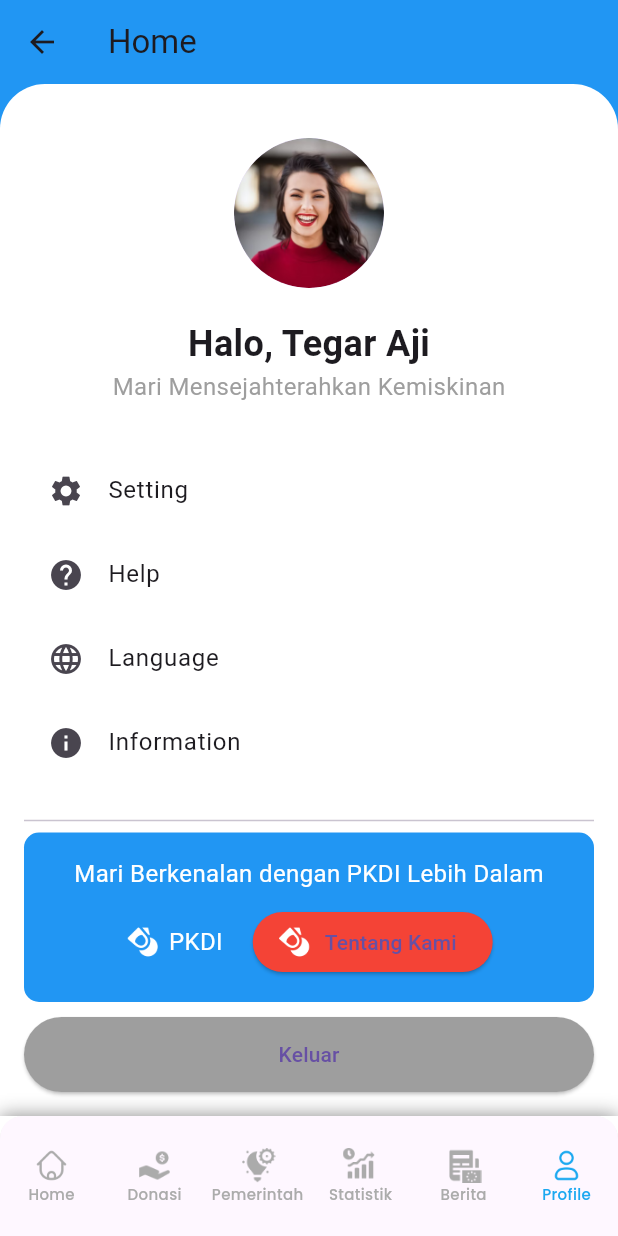
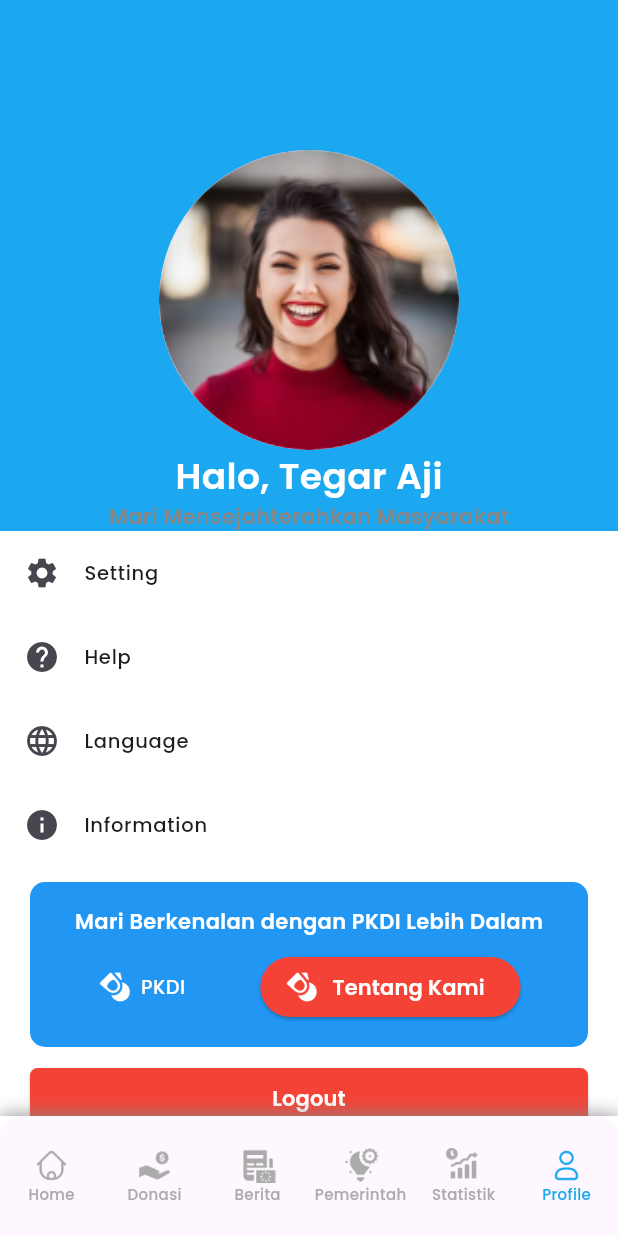
Before and after one commit to garrybad/project_ppb, a Flutter app: the MainPage screen opened by its route, item 6 of the bottom bar chosen, on a phone screen of 412 x 824 dp. Run offline on Flutter 3.47's test engine with Material 3 defaults, Android fonts, the phone set to English and light mode, and no system bars; our stand-ins replace bloc, carousel_slider, firebase_auth, firebase_core, flutter_bloc, google_fonts and 1 more; accounts and stored records are empty; network calls fail.

Commit message:
Detailing page

```diff
--- a/lib/ui/main_page.dart
+++ b/lib/ui/main_page.dart
@@ -21,13 +21,13 @@ class _MainPageState extends State<MainPage> {
   static List<Widget> pages = [
     HomeScreen(),
     DonasiPage(),
+    BeritaPage(),
     PemerintahPage(),
     StatistikPage(),
-    BeritaPage(),
     ProfilePage(),
   ];
 
-  void _onItemTapped(int index){
+  void _onItemTapped(int index) {
     setState(() {
       _selectedIndex = index;
     });
@@ -50,17 +50,10 @@ class _MainPageState extends State<MainPage> {
         // borderRadius: BorderRadius.vertical(
         //     top: Radius.circular(15)
         // ),
-        boxShadow: [
-          BoxShadow(
-              color: kGrey,
-              blurRadius: 10
-          )
-        ],
+        boxShadow: [BoxShadow(color: kGrey, blurRadius: 10)],
       ),
       child: ClipRRect(
-        borderRadius: BorderRadius.vertical(
-            top: Radius.circular(15)
-        ),
+        borderRadius: BorderRadius.vertical(top: Radius.circular(15)),
         child: BottomNavigationBar(
           type: BottomNavigationBarType.fixed,
           currentIndex: _selectedIndex,
@@ -70,12 +63,38 @@ class _MainPageState extends State<MainPage> {
           selectedItemColor: kBgBlue,
           unselectedItemColor: kDarkGray,
           items: [
-            BottomNavigationBarItem(icon: Image.asset('assets/icons/home.png', width: 24, color: _selectedIndex == 0 ? kBgBlue : kDarkGray,), label: 'Home'),
-            BottomNavigationBarItem(icon: Image.asset('assets/icons/donasi.png', width: 24, color: _selectedIndex == 1 ? kBgBlue : kDarkGray), label: 'Donasi'),
-            BottomNavigationBarItem(icon: Image.asset('assets/icons/pemerintah.png', width: 24, color: _selectedIndex == 2 ? kBgBlue : kDarkGray), label: 'Pemerintah'),
-            BottomNavigationBarItem(icon: Image.asset('assets/icons/statistik.png', width: 24, color: _selectedIndex == 3 ? kBgBlue : kDarkGray), label: 'Statistik'),
-            BottomNavigationBarItem(icon: Image.asset('assets/icons/berita.png', width: 24, color: _selectedIndex == 4 ? kBgBlue : kDarkGray), label: 'Berita'),
-            BottomNavigationBarItem(icon: Image.asset('assets/icons/profile.png', width: 24, color: _selectedIndex == 5 ? kBgBlue : kDarkGray), label: 'Profile'),
+            BottomNavigationBarItem(
+                icon: Image.asset(
+                  'assets/icons/home.png',
+                  width: 24,
+                  color: _selectedIndex == 0 ? kBgBlue : kDarkGray,
+                ),
+                label: 'Home'),
+            BottomNavigationBarItem(
+                icon: Image.asset('assets/icons/donasi.png',
+                    width: 24,
+                    color: _selectedIndex == 1 ? kBgBlue : kDarkGray),
+                label: 'Donasi'),
+            BottomNavigationBarItem(
+                icon: Image.asset('assets/icons/berita.png',
+                    width: 24,
+                    color: _selectedIndex == 2 ? kBgBlue : kDarkGray),
+                label: 'Berita'),
+            BottomNavigationBarItem(
+                icon: Image.asset('assets/icons/pemerintah.png',
+                    width: 24,
+                    color: _selectedIndex == 3 ? kBgBlue : kDarkGray),
+                label: 'Pemerintah'),
+            BottomNavigationBarItem(
+                icon: Image.asset('assets/icons/statistik.png',
+                    width: 24,
+                    color: _selectedIndex == 4 ? kBgBlue : kDarkGray),
+                label: 'Statistik'),
+            BottomNavigationBarItem(
+                icon: Image.asset('assets/icons/profile.png',
+                    width: 24,
+                    color: _selectedIndex == 5 ? kBgBlue : kDarkGray),
+                label: 'Profile'),
           ],
         ),
       ),
--- a/lib/ui/pemerintah_page.dart
+++ b/lib/ui/pemerintah_page.dart
@@ -1,4 +1,6 @@
 import 'package:flutter/material.dart';
+import 'package:project_ppb/styles/colors.dart';
+import 'package:project_ppb/styles/text_style.dart';
 
 class PemerintahPage extends StatefulWidget {
   const PemerintahPage({super.key});
@@ -12,11 +14,15 @@ class _PemerintahPageState extends State<PemerintahPage> {
   Widget build(BuildContext context) {
     return Scaffold(
       appBar: AppBar(
-        title: Text('Solusi Pemerintah'),
-        backgroundColor: Colors.blue,
+        automaticallyImplyLeading: false,
+        title: Text('Solusi Pemerintah',
+            style: kHeading5.copyWith(
+              color: kBgWhite,
+            )),
+        backgroundColor: kBgBlue,
       ),
       body: ListView(
-        padding: EdgeInsets.all(16.0),
+        padding: EdgeInsets.fromLTRB(30, 10, 30, 30),
         children: <Widget>[
           _buildListItem(
             'assets/images/pendidikan.png', // Replace with your image
@@ -76,7 +82,7 @@ class _PemerintahPageState extends State<PemerintahPage> {
         crossAxisAlignment: CrossAxisAlignment.start,
         children: <Widget>[
           ClipRRect(
-            borderRadius: BorderRadius.vertical(top: Radius.circular(16.0)),
+            borderRadius: BorderRadius.vertical(top: Radius.circular(15.0)),
             child: Image.asset(imagePath, fit: BoxFit.cover),
           ),
           Padding(
@@ -86,10 +92,14 @@ class _PemerintahPageState extends State<PemerintahPage> {
               children: <Widget>[
                 Text(
                   title,
-                  style: TextStyle(fontSize: 18.0, fontWeight: FontWeight.bold),
+                  style: kHeading6.copyWith(
+                    color: kBgBlack,
+                  ),
                 ),
                 SizedBox(height: 8.0),
-                Text(description),
+                Text(description, style: kBody2.copyWith(
+                  color: kBgBlack,
+                ),),
               ],
             ),
           ),
--- a/lib/ui/profile_page.dart
+++ b/lib/ui/profile_page.dart
@@ -1,84 +1,85 @@
 import 'package:firebase_auth/firebase_auth.dart';
 import 'package:flutter/material.dart';
+import 'package:project_ppb/styles/colors.dart';
+import 'package:project_ppb/styles/text_style.dart';
 import 'package:project_ppb/ui/login.dart';
 
 class ProfilePage extends StatelessWidget {
   @override
   Widget build(BuildContext context) {
     return Scaffold(
-      appBar: AppBar(
-        title: Text('Home'),
-        backgroundColor: Colors.blue,
-        leading: IconButton(
-          icon: Icon(Icons.arrow_back),
-          onPressed: () {
-            // Aksi kembali
-          },
+      // appBar: AppBar(
+      //   title: Text('Home'),
+      //   backgroundColor: Colors.blue,
+      //   leading: IconButton(
+      //     icon: Icon(Icons.arrow_back),
+      //     onPressed: () {
+      //       // Aksi kembali
+      //     },
+      //   ),
+      // ),
+      body: Container(
+        padding: EdgeInsets.only(top: 100),
+        color: kBgBlue, // Warna latar belakang biru
+        child: Column(
+          children: [
+            CircleAvatar(
+              radius: 100,
+              backgroundImage: AssetImage('assets/images/people.png',), // Ganti dengan gambar profil Anda
+            ),
+            // SizedBox(height: 20),
+            Text(
+              'Halo, Tegar Aji',
+              style: kHeading5.copyWith(
+                color: kBgWhite,
               ),
             ),
-      body: Container(
-        color: Colors.blue, // Warna latar belakang biru
+            Text(
+              'Mari Mensejahterahkan Masyarakat',
+              style: kSubtitle1.copyWith(
+                color: kGrey,
+              ),
+            ),
+            Spacer(),
+            Container(
+              decoration: BoxDecoration(
+                color: Colors.white,
+              ),
               child: Column(
                 children: [
-            Expanded(
-              child: Container(
-                decoration: BoxDecoration(
-                  color: Colors.white,
-                  borderRadius: BorderRadius.only(
-                    topLeft: Radius.circular(30),
-                    topRight: Radius.circular(30),
-                  ),
-                ),
-                child: Padding(
-                  padding: const EdgeInsets.all(16.0),
-                  child: Column(
-                    children: [
-                      SizedBox(height: 20),
-                      CircleAvatar(
-                        radius: 50,
-                        backgroundImage: AssetImage('assets/images/people.png'), // Ganti dengan gambar profil Anda
-                      ),
-                      SizedBox(height: 20),
-                      Text(
-                        'Halo, Tegar Aji',
-                        style: TextStyle(fontSize: 24, fontWeight: FontWeight.bold),
-                      ),
-                      Text(
-                        'Mari Mensejahterahkan Kemiskinan',
-                        style: TextStyle(fontSize: 16, color: Colors.grey),
-                      ),
-                      SizedBox(height: 30),
                   ListTile(
                     leading: Icon(Icons.settings),
-                        title: Text('Setting'),
+                    title: Text('Setting', style: kBody1),
                     onTap: () {
                       // Aksi Setting
                     },
                   ),
                   ListTile(
                     leading: Icon(Icons.help),
-                        title: Text('Help'),
+                    title: Text('Help', style: kBody1),
                     onTap: () {
                       // Aksi Help
                     },
                   ),
                   ListTile(
                     leading: Icon(Icons.language),
-                        title: Text('Language'),
+                    title: Text('Language', style: kBody1),
                     onTap: () {
                       // Aksi Language
                     },
                   ),
                   ListTile(
                     leading: Icon(Icons.info),
-                        title: Text('Information'),
+                    title: Text('Information', style: kBody1),
                     onTap: () {
                       // Aksi Information
                     },
                   ),
-                      Spacer(),
-                      Divider(),
+                  SizedBox(
+                    height: 10,
+                  ),
                   Container(
+                    margin: EdgeInsets.fromLTRB(20, 0, 20, 0),
                     width: double.infinity,
                     decoration: BoxDecoration(
                       color: Colors.blue,
@@ -90,7 +91,9 @@ class ProfilePage extends StatelessWidget {
                         children: [
                           Text(
                             'Mari Berkenalan dengan PKDI Lebih Dalam',
-                                style: TextStyle(color: Colors.white, fontSize: 16),
+                            style: kSubtitle1.copyWith(
+                              color: kBgWhite,
+                            ),
                           ),
                           SizedBox(height: 10),
                           Row(
@@ -105,11 +108,13 @@ class ProfilePage extends StatelessWidget {
                                   SizedBox(width: 5),
                                   Text(
                                     'PKDI',
-                                        style: TextStyle(color: Colors.white, fontSize: 16),
+                                    style: kBody1.copyWith(
+                                      color: kBgWhite,
+                                    ),
                                   ),
                                 ],
                               ),
-                                  SizedBox(width: 20), // Spasi antara logo PKDI dan tombol
+                              SizedBox(width: 50), // Spasi antara logo PKDI dan tombol
                               ElevatedButton.icon(
                                 style: ElevatedButton.styleFrom(
                                   backgroundColor: Colors.red,
@@ -122,7 +127,9 @@ class ProfilePage extends StatelessWidget {
                                   'assets/images/project_logo.png', // Ganti dengan path logo PKDI Anda
                                   height: 24,
                                 ),
-                                    label: Text('Tentang Kami'),
+                                label: Text('Tentang Kami', style: kSubtitle1.copyWith(
+                                  color: kBgWhite,
+                                )),
                               ),
                             ],
                           ),
@@ -130,11 +137,23 @@ class ProfilePage extends StatelessWidget {
                       ),
                     ),
                   ),
-                      SizedBox(height: 10),
-                      ElevatedButton(
+                  SizedBox(
+                    height: 10,
+                  ),
+                  Container(
+                    margin: EdgeInsets.fromLTRB(20, 0, 20, 20),
+                    child: SizedBox(
+                      width: double.infinity,
+                      child: ElevatedButton(
+                        child: Text('Logout', style: kSubtitle1.copyWith(
+                          color: kBgWhite,
+                        ),),
                         style: ElevatedButton.styleFrom(
-                          backgroundColor: Colors.grey,
-                          minimumSize: Size(double.infinity, 50),
+                          backgroundColor: Colors.red,
+                          // minimumSize: Size(140, 40),
+                          shape: RoundedRectangleBorder(
+                            borderRadius: BorderRadius.circular(5), // <-- Radius
+                          ),// Ukuran tombol lebih kecil
                         ),
                         onPressed: () async {
                           FirebaseAuth.instance
@@ -146,13 +165,12 @@ class ProfilePage extends StatelessWidget {
                                       ),
                                       (route) => false));
                         },
-                        child: Text('Keluar'),
+                      ),
+                    ),
                   ),
                 ],
               ),
-                ),
-              ),
-            ),
+            )
           ],
         ),
       ),
```
Lines whose indentation alone changed are shown as unchanged.
